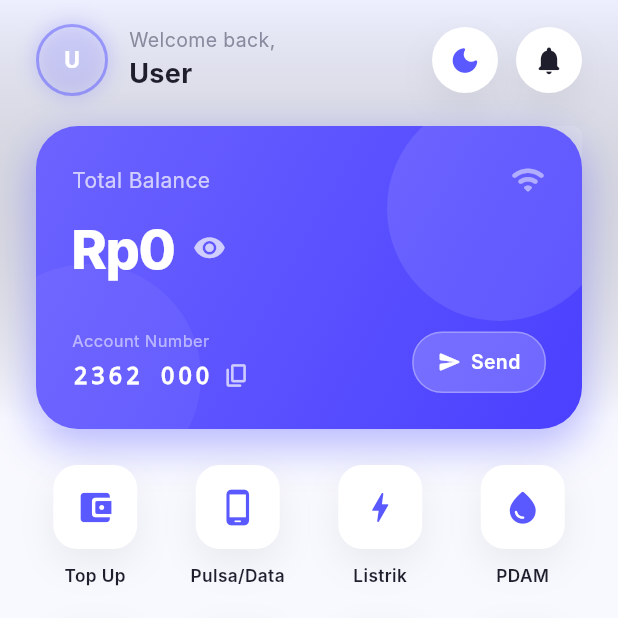
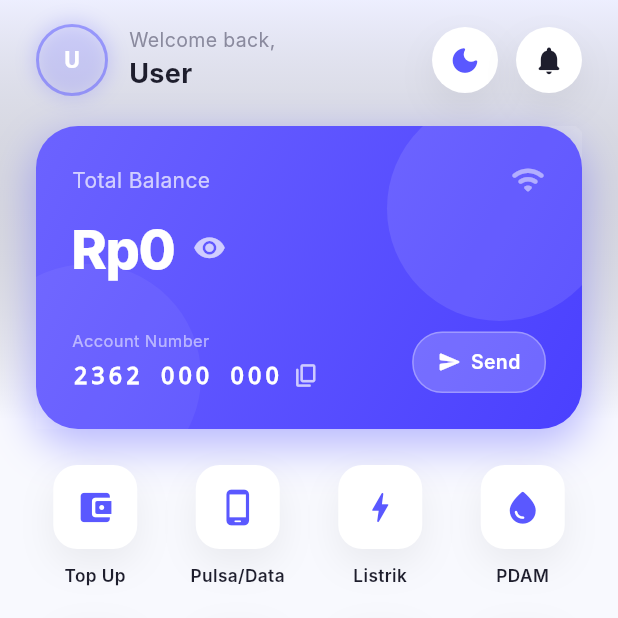
Before and after one commit to rozakgit/uas-banklink, a Flutter app: the HomePage screen opened by its route, on a phone screen of 412 x 824 dp, the top half of it. Run offline on Flutter 3.47's test engine with Material 3 defaults, Android fonts, the phone set to English and light mode, and no system bars; our stand-ins replace app_links, dio, equatable, firebase_auth, firebase_core, firebase_messaging and 10 more; missing offline and left inert: local_auth_android, local_auth_darwin, mobile_scanner; accounts and stored records are empty; network calls fail; Roboto replaces fonts that are missing (Inter, PlusJakartaSans).

Commit message:
fitur(akun): memperbarui format tampilan nomor rekening untuk mendukung 10 digit

```diff
--- a/lib/presentation/pages/home/home_page.dart
+++ b/lib/presentation/pages/home/home_page.dart
@@ -225,10 +225,10 @@ class _HomePageState extends State<HomePage> {
   }
 
   Widget _buildBalanceCard(double balance, UserEntity? user) {
-    final String rawAccountNo = user?.accountNumber ?? "2362000";
-    final String accountNo = rawAccountNo.length == 7
-        ? "${rawAccountNo.substring(0, 4)} ${rawAccountNo.substring(4)}"
-        : rawAccountNo;
+    final String rawAccountNo = user?.accountNumber ?? "2362000000";
+    final String accountNo = rawAccountNo.length == 10
+        ? "${rawAccountNo.substring(0, 4)} ${rawAccountNo.substring(4, 7)} ${rawAccountNo.substring(7)}"
+        : (rawAccountNo.length == 7 ? "${rawAccountNo.substring(0, 4)} ${rawAccountNo.substring(4)}" : rawAccountNo);
 
     return Container(
       width: double.infinity,
```
